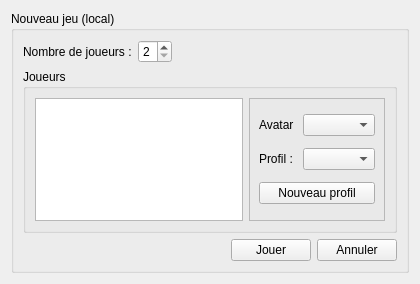
This is StreetCar/StreetCar/NewLocalGame.ui in paboccard/Projet_Prog_Jeu as Qt 5 draws it before an edit. The edited form follows.
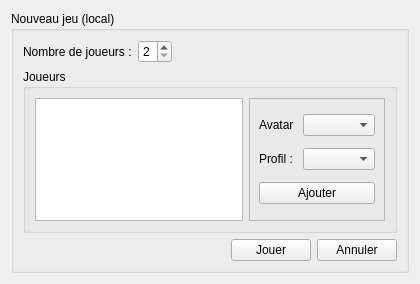
This is the edited form.

The edit to the form file:
```diff
--- a/StreetCar/StreetCar/NewLocalGame.ui
+++ b/StreetCar/StreetCar/NewLocalGame.ui
@@ -103,7 +103,7 @@
             <item>
              <widget class="QPushButton" name="buttonNewProfil">
               <property name="text">
-               <string>Nouveau profil</string>
+               <string>Ajouter</string>
               </property>
              </widget>
             </item>
```
